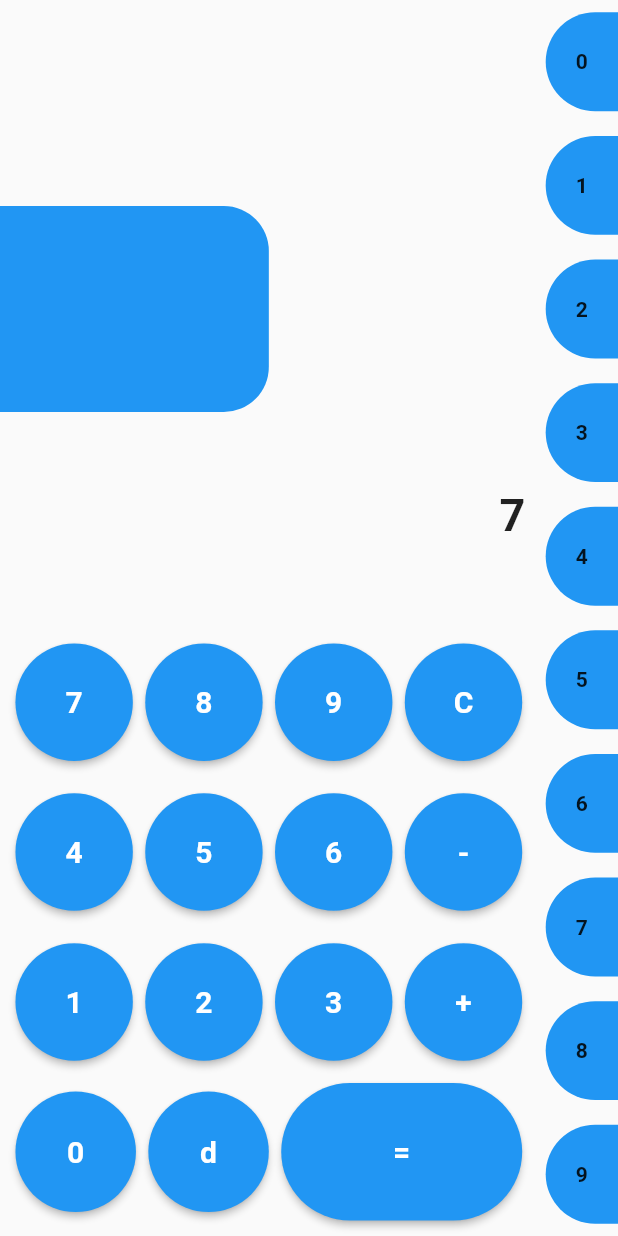
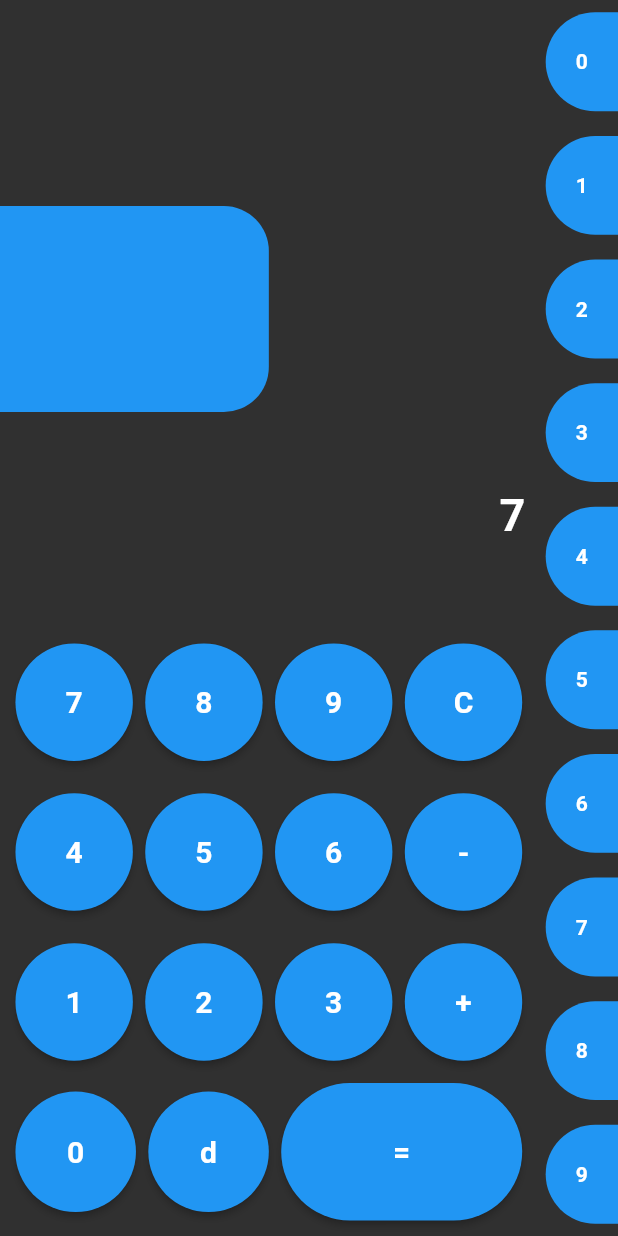
Before and after one commit to davidkt99/DiceUlator_Old, a Flutter app: the screen it shows after launch, after a tap on an icon or button, on a phone screen of 412 x 824 dp. Run offline on Flutter 3.47's test engine with Material 2 defaults, Android fonts, the phone set to English and light mode, and no system bars; our stand-ins replace sqflite; accounts and stored records are empty.

```diff
--- /dev/null
+++ b/lib/Data/Database.dart
@@ -0,0 +1,5 @@
+import 'package:sqflite/sqflite.dart';
+
+Future<void> StartDatabase () async {
+  var db = await openDatabase('my_db.db');
+}
--- a/lib/Pages/Dice_Calc_Page.dart
+++ b/lib/Pages/Dice_Calc_Page.dart
@@ -3,9 +3,7 @@ import 'package:dicecalc_diceulator/Functions/Calc_Functions.dart';
 import 'package:dicecalc_diceulator/Data/globals.dart' as globals;
 
 class Dice_Calc_Page extends StatefulWidget {
-  Dice_Calc_Page({Key key, this.Calc_Inst_Name}) : super(key: key);
-
-  final String Calc_Inst_Name;
+  Dice_Calc_Page({Key key}) : super(key: key);
 
   @override
   _Dice_Calc_PageState createState() => _Dice_Calc_PageState();
@@ -38,8 +36,7 @@ class _Dice_Calc_PageState extends State<Dice_Calc_Page> {
       },
       child: Container(
         margin: EdgeInsets.all(5),
-        width: MediaQuery.of(context).size.width * 0.38,
-        height: MediaQuery.of(context).size.height * 0.07,
+
         //color: Colors.white,
         child: Column(
           crossAxisAlignment: CrossAxisAlignment.start,
@@ -289,8 +286,7 @@ class _Dice_Calc_PageState extends State<Dice_Calc_Page> {
                                           ),
                                         ),
                                         onPressed: () {
-                                          if (CurEqu.endsWith(' ') ||
-                                              CurEqu.endsWith('d')) {
+                                          if (CurEqu.endsWith(' ') || CurEqu.endsWith('d') || CurEqu.isEmpty) {
                                             // Do Nothing
                                           } else {
                                             //                                Sets Current Equation stuff and updates 'old' lists
@@ -389,7 +385,7 @@ class _Dice_Calc_PageState extends State<Dice_Calc_Page> {
       child: Container(
         child: SizedBox.expand(
           child: GestureDetector(
-            onTap: (){
+            onTap: () {
               setState(() {
                 // Set Cur and Old variables to Inst_Curr and Inst_Old Variables based on 'place'
                 CurEqu = globals.Inst_CurEqu[place];
--- a/lib/main.dart
+++ b/lib/main.dart
@@ -1,20 +1,23 @@
 import 'package:flutter/material.dart';
+import 'Data/Database.dart';
 
 import 'Pages/Dice_Calc_Page.dart';
 
 void main() {
+
   runApp(MyApp());
 }
 
 class MyApp extends StatelessWidget {
   @override
   Widget build(BuildContext context) {
+    StartDatabase();
     return MaterialApp(
       title: 'Diculator',
-      theme: ThemeData(
-        primarySwatch: Colors.blue,
+      theme: ThemeData.dark().copyWith(
+
       ),
-      home: Dice_Calc_Page(Calc_Inst_Name: 'Main Instance'),
+      home: Dice_Calc_Page(),
     );
   }
 }
--- a/pubspec.yaml
+++ b/pubspec.yaml
@@ -23,7 +23,7 @@ environment:
 dependencies:
   flutter:
     sdk: flutter
-
+  sqflite: ^1.3.0
 
   # The following adds the Cupertino Icons font to your application.
   # Use with the CupertinoIcons class for iOS style icons.
```
Also changed, not shown: pubspec.lock.
